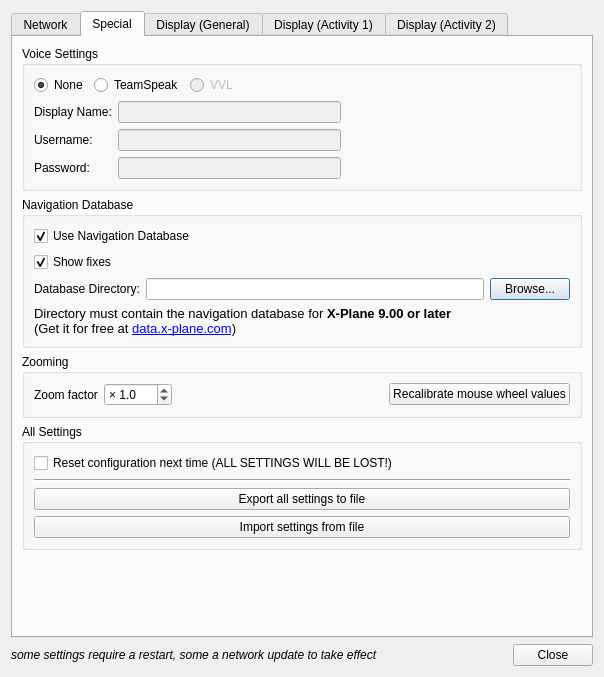
Qt form trunk/QuteScoop/src/PreferencesDialog.ui (qutescoop/qutescoop) before a commit.
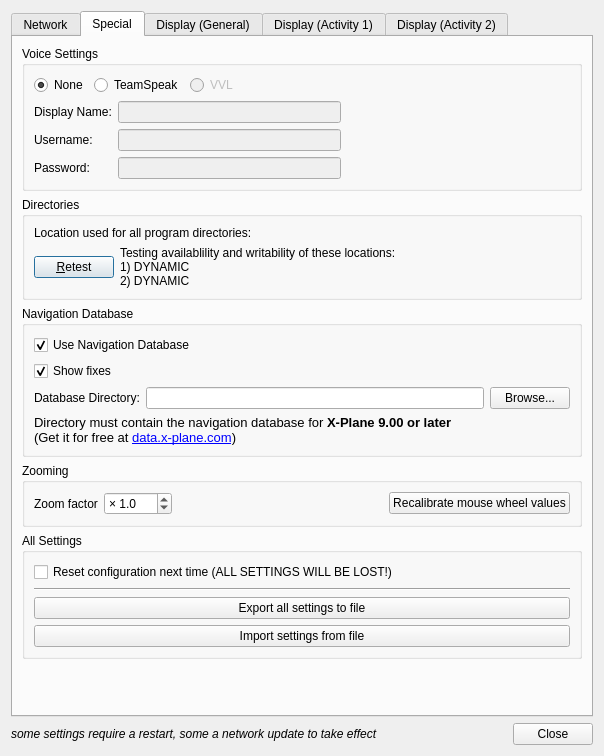
The same form after that commit. The open tabs and pages were chosen to show the change. Icons and pictures are not drawn.

```diff
--- a/trunk/QuteScoop/src/PreferencesDialog.ui
+++ b/trunk/QuteScoop/src/PreferencesDialog.ui
@@ -7,7 +7,7 @@
     <x>0</x>
     <y>0</y>
     <width>604</width>
-    <height>644</height>
+    <height>718</height>
    </rect>
   </property>
   <property name="windowTitle">
@@ -629,6 +629,65 @@
          </layout>
         </widget>
        </item>
+       <item>
+        <widget class="QGroupBox" name="groupBox_5">
+         <property name="title">
+          <string>Directories</string>
+         </property>
+         <layout class="QVBoxLayout" name="verticalLayout_12">
+          <item>
+           <layout class="QHBoxLayout" name="horizontalLayout_7">
+            <item>
+             <widget class="QLabel" name="label_20">
+              <property name="text">
+               <string>Location used for all program directories:</string>
+              </property>
+              <property name="wordWrap">
+               <bool>true</bool>
+              </property>
+             </widget>
+            </item>
+            <item>
+             <widget class="QLabel" name="lblApplicationDataDirectory">
+              <property name="text">
+               <string/>
+              </property>
+             </widget>
+            </item>
+           </layout>
+          </item>
+          <item>
+           <layout class="QHBoxLayout" name="horizontalLayout_8">
+            <item>
+             <widget class="QPushButton" name="pbRetestApplicationDataDirectory">
+              <property name="text">
+               <string>&amp;Retest</string>
+              </property>
+             </widget>
+            </item>
+            <item>
+             <widget class="QLabel" name="lblCalculatedApplicationDataDirectory">
+              <property name="sizePolicy">
+               <sizepolicy hsizetype="MinimumExpanding" vsizetype="Preferred">
+                <horstretch>0</horstretch>
+                <verstretch>0</verstretch>
+               </sizepolicy>
+              </property>
+              <property name="text">
+               <string>Testing availablility and writability of these locations:
+1) DYNAMIC
+2) DYNAMIC</string>
+              </property>
+              <property name="wordWrap">
+               <bool>true</bool>
+              </property>
+             </widget>
+            </item>
+           </layout>
+          </item>
+         </layout>
+        </widget>
+       </item>
        <item>
         <widget class="QGroupBox" name="groupBoxDatabase">
          <property name="title">
```
Left out of the diff: 31 changed lines with no effect on the pictures.
